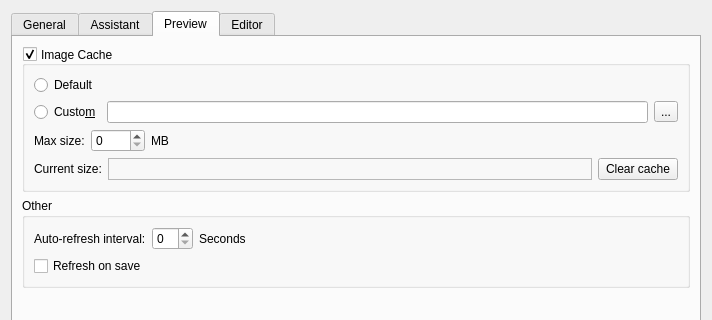
Before: the Qt Designer form src/preferencesdialog.ui in minigo/plantumlqeditor, drawn with Qt 5; both pictures show x 0 to 712 and y 0 to 320 of the 712 by 468 pixel window.
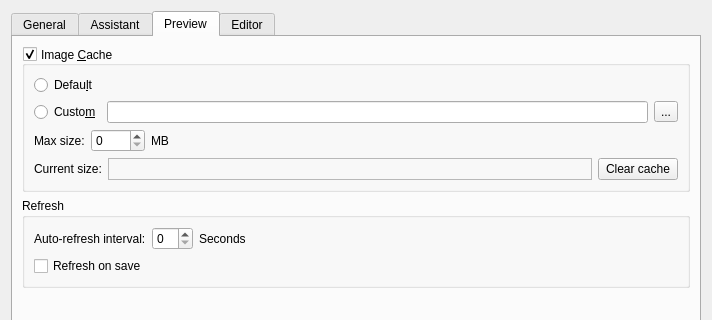
After: the same form once the commit is applied. The open tabs and pages were chosen to show the change.

Commit message: Fixed timer, pref. and file deletion on export

```diff
--- a/src/preferencesdialog.ui
+++ b/src/preferencesdialog.ui
@@ -248,7 +248,7 @@
        <item>
         <widget class="QGroupBox" name="groupBox_ImageCache">
          <property name="title">
-          <string>Image Cache</string>
+          <string>Image &amp;Cache</string>
          </property>
          <property name="alignment">
           <set>Qt::AlignLeading|Qt::AlignLeft|Qt::AlignVCenter</set>
@@ -263,7 +263,7 @@
           <item>
            <widget class="QRadioButton" name="defaultCacheRadio">
             <property name="text">
-             <string>Default</string>
+             <string>Defau&amp;lt</string>
             </property>
            </widget>
           </item>
@@ -375,7 +375,7 @@
        <item alignment="Qt::AlignTop">
         <widget class="QGroupBox" name="groupBox_Preview_Other">
          <property name="title">
-          <string>Other</string>
+          <string>Refresh</string>
          </property>
          <layout class="QVBoxLayout" name="verticalLayout_12" stretch="0,0">
           <item>
```
Left out of the diff: 2 changed lines with no effect on the pictures. The commit also changes 2 other files.
